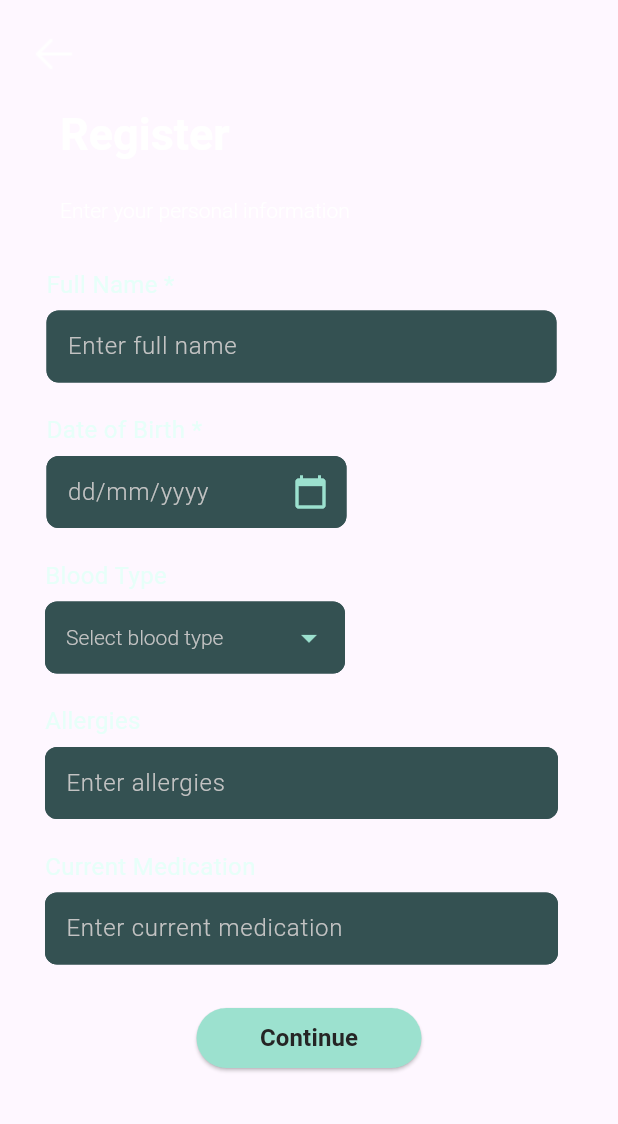
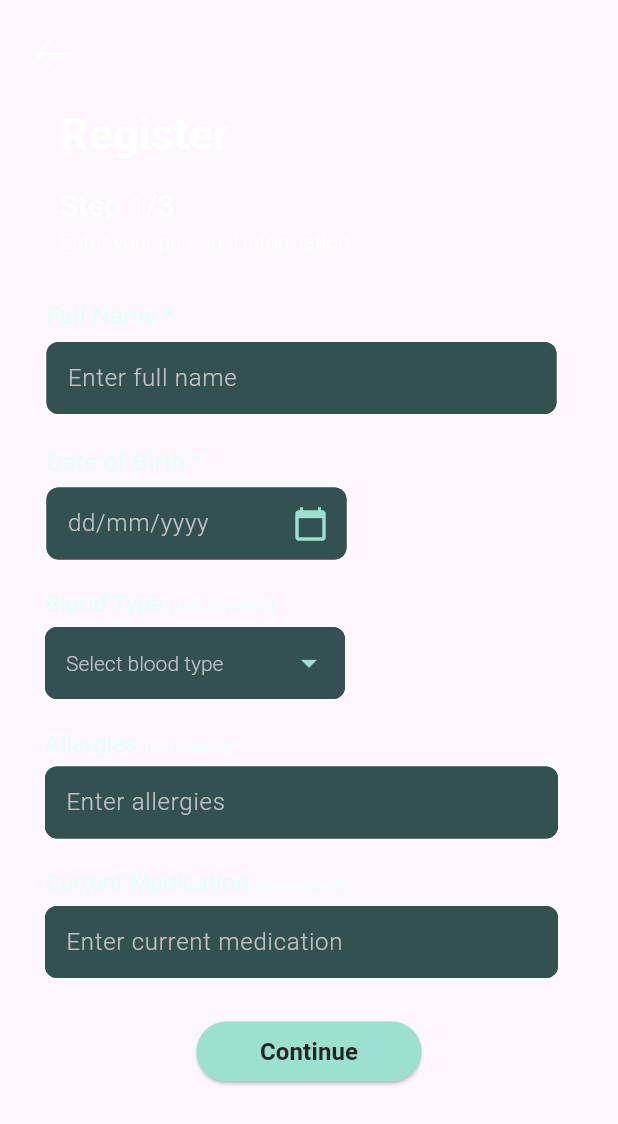
Before and after one commit to nataliaamah/hawa_v2, a Flutter app: the SignUp screen opened directly, on a phone screen of 412 x 824 dp. Shown: the top 1124 px of the screen. Run offline on Flutter 3.47's test engine with Material 3 defaults, Android fonts, the light colour scheme and no system bars; our stand-ins replace cloud_firestore, firebase_auth, firebase_core, google_fonts, shared_preferences, smooth_page_indicator; accounts and stored records are empty.

Commit message:
fix bloodType colour

```diff
--- a/lib/signup_page.dart
+++ b/lib/signup_page.dart
@@ -90,10 +90,20 @@ class _SignUpState extends State<SignUp>{
                               fontFamily: 'Roboto',
                               fontWeight: FontWeight.w700,
                               fontSize: 30.0,
-                              color: Color.fromRGBO(255, 255, 255, 1)
+                              color: Color.fromRGBO(255, 255, 255, 1),
                             ),
                           ),
-                          WidgetSpan(child: Text("\n"), style: TextStyle(fontSize: 10)),
+                          WidgetSpan(child: SizedBox(height: 40)), // Add space
+                          TextSpan(
+                            text: "Step 1/3\n",
+                            style: TextStyle(
+                              fontFamily: 'Roboto',
+                              fontWeight: FontWeight.w500,
+                              fontSize: 20.0,
+                              color: Color.fromRGBO(255, 255, 255, 1),
+                            ),
+                          ),
+                          WidgetSpan(child: SizedBox(height: 20)), // Add space
                           TextSpan(
                             text: "Enter your personal information",
                             style: TextStyle(
@@ -101,7 +111,7 @@ class _SignUpState extends State<SignUp>{
                               fontWeight: FontWeight.w300,
                               fontSize: 14.0,
                               color: Color.fromRGBO(255, 255, 255, 1),
-                            )
+                            ),
                           ),
                         ],
                       ),
@@ -290,13 +300,28 @@ class _SignUpState extends State<SignUp>{
       children: [
         Padding(
           padding: EdgeInsets.only(left: 10),
-            child: Text(
-              "Blood Type",
+          child: RichText(
+            text: TextSpan(
+              children: [
+                TextSpan(
+                  text: "Blood Type ",
                   style: TextStyle(
                     fontFamily: 'Roboto',
                     fontWeight: FontWeight.w400,
                     fontSize: 16.0,
                     color: Color.fromARGB(255, 231, 255, 249),
+                  ),
+                ),
+                TextSpan(
+                  text: "(not required)",
+                  style: TextStyle(
+                    fontFamily: 'Roboto',
+                    fontWeight: FontWeight.w300,
+                    fontSize: 12.0, // Smaller font size
+                    color: Color.fromARGB(255, 231, 255, 249),
+                  ),
+                ),
+              ],
             ),
           ),
         ),
@@ -319,6 +344,7 @@ class _SignUpState extends State<SignUp>{
                 ),
                 contentPadding: EdgeInsets.symmetric(vertical: 10.0, horizontal: 10.0),
               ),
+              dropdownColor: Colors.white, // Set dropdown background color
               hint: Text(
                 'Select blood type',
                 style: TextStyle(
@@ -329,7 +355,16 @@ class _SignUpState extends State<SignUp>{
               ),
               iconEnabledColor: Color(0xFF9CE1CF),
               iconDisabledColor: Colors.grey,
-                style: TextStyle(color: Color.fromARGB(255, 0, 0, 0)),
+              style: TextStyle(color: Colors.black), // Set dropdown text color to black
+              selectedItemBuilder: (BuildContext context) {
+                return <String>['A+', 'A-', 'B+', 'B-', 'AB+', 'AB-', 'O+', 'O-']
+                    .map<Widget>((String value) {
+                  return Text(
+                    value,
+                    style: TextStyle(color: Colors.white), // Set input field text color to white
+                  );
+                }).toList();
+              },
               items: <String>['A+', 'A-', 'B+', 'B-', 'AB+', 'AB-', 'O+', 'O-']
                   .map((String value) {
                 return DropdownMenuItem<String>(
@@ -348,6 +383,8 @@ class _SignUpState extends State<SignUp>{
   );
 }
 
+
+
 Widget _buildAllergiesSection(BuildContext context) {
   return Padding(
     padding: EdgeInsets.only(right: 20),
@@ -356,13 +393,28 @@ class _SignUpState extends State<SignUp>{
       children: [
         Padding(
           padding: EdgeInsets.only(left: 10),
-            child: Text(
-              "Allergies",
+          child: RichText(
+            text: TextSpan(
+              children: [
+                TextSpan(
+                  text: "Allergies ",
                   style: TextStyle(
                     fontFamily: 'Roboto',
                     fontWeight: FontWeight.w400,
                     fontSize: 16.0,
                     color: Color.fromARGB(255, 231, 255, 249),
+                  ),
+                ),
+                TextSpan(
+                  text: "(not required)",
+                  style: TextStyle(
+                    fontFamily: 'Roboto',
+                    fontWeight: FontWeight.w300,
+                    fontSize: 10.0, // Smaller font size
+                    color: Color.fromARGB(255, 231, 255, 249),
+                  ),
+                ),
+              ],
             ),
           ),
         ),
@@ -390,7 +442,7 @@ class _SignUpState extends State<SignUp>{
                 hintStyle: TextStyle(
                   color: Color.fromRGBO(195, 195, 195, 1),
                   fontFamily: 'Roboto',
-                    fontWeight: FontWeight.w300
+                  fontWeight: FontWeight.w300,
                 ),
               ),
               style: TextStyle(color: Color.fromARGB(255, 255, 255, 255)),
@@ -410,13 +462,28 @@ class _SignUpState extends State<SignUp>{
       children: [
         Padding(
           padding: EdgeInsets.only(left: 10),
-            child: Text(
-              "Current Medication",
+          child: RichText(
+            text: TextSpan(
+              children: [
+                TextSpan(
+                  text: "Current Medication ",
                   style: TextStyle(
                     fontFamily: 'Roboto',
                     fontWeight: FontWeight.w400,
                     fontSize: 16.0,
                     color: Color.fromARGB(255, 231, 255, 249),
+                  ),
+                ),
+                TextSpan(
+                  text: "(not required)",
+                  style: TextStyle(
+                    fontFamily: 'Roboto',
+                    fontWeight: FontWeight.w300,
+                    fontSize: 10.0, // Smaller font size
+                    color: Color.fromARGB(255, 231, 255, 249),
+                  ),
+                ),
+              ],
             ),
           ),
         ),
@@ -444,7 +511,7 @@ class _SignUpState extends State<SignUp>{
                 hintStyle: TextStyle(
                   color: Color.fromRGBO(195, 195, 195, 1),
                   fontFamily: 'Roboto',
-                    fontWeight: FontWeight.w300
+                  fontWeight: FontWeight.w300,
                 ),
               ),
               style: TextStyle(color: Color.fromARGB(255, 255, 255, 255)),
@@ -456,6 +523,7 @@ class _SignUpState extends State<SignUp>{
   );
 }
 
+
   void backToLogin(BuildContext context) {
     Navigator.push(context,
       MaterialPageRoute(builder: (context) => LoginPage()));
```
Also changed, not shown: lib/home_page.dart (+33 -34 lines). Lines whose indentation alone changed are shown as unchanged.
